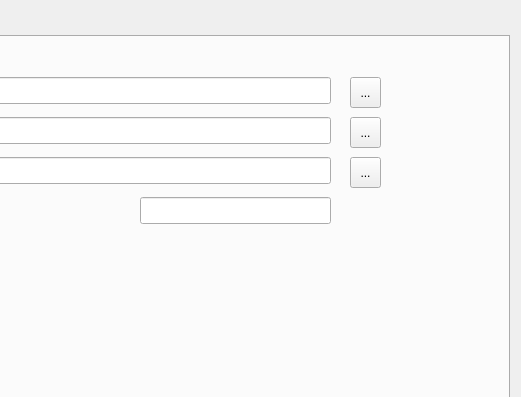
Qt form SelectDataWindowDesign.ui (ukito-pl/RobotCarDataSet-GUI-Python) before a commit; both pictures show x 403 to 924 and y 0 to 397 of the 924 by 648 pixel window.
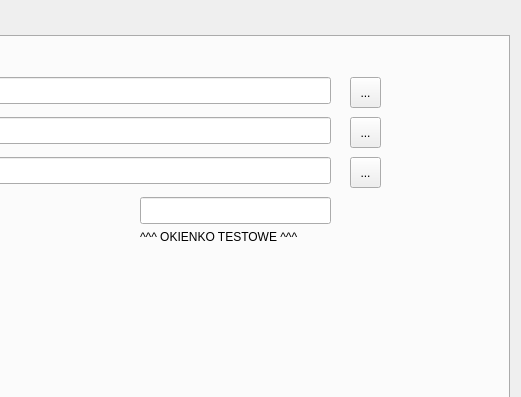
The same form after that commit.

Diff of the .ui file:
```diff
--- a/SelectDataWindowDesign.ui
+++ b/SelectDataWindowDesign.ui
@@ -378,6 +378,19 @@
         </rect>
        </property>
       </widget>
+      <widget class="QLabel" name="label_15">
+       <property name="geometry">
+        <rect>
+         <x>530</x>
+         <y>190</y>
+         <width>201</width>
+         <height>20</height>
+        </rect>
+       </property>
+       <property name="text">
+        <string>^^^ OKIENKO TESTOWE ^^^</string>
+       </property>
+      </widget>
      </widget>
      <widget class="QWidget" name="tab_2">
       <attribute name="title">
```
